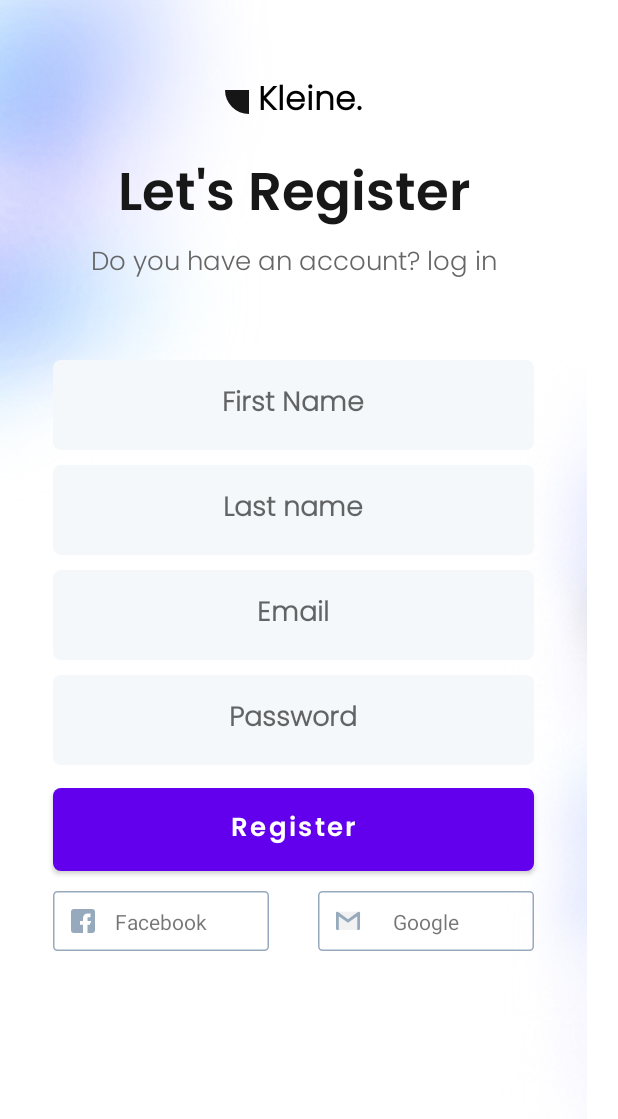
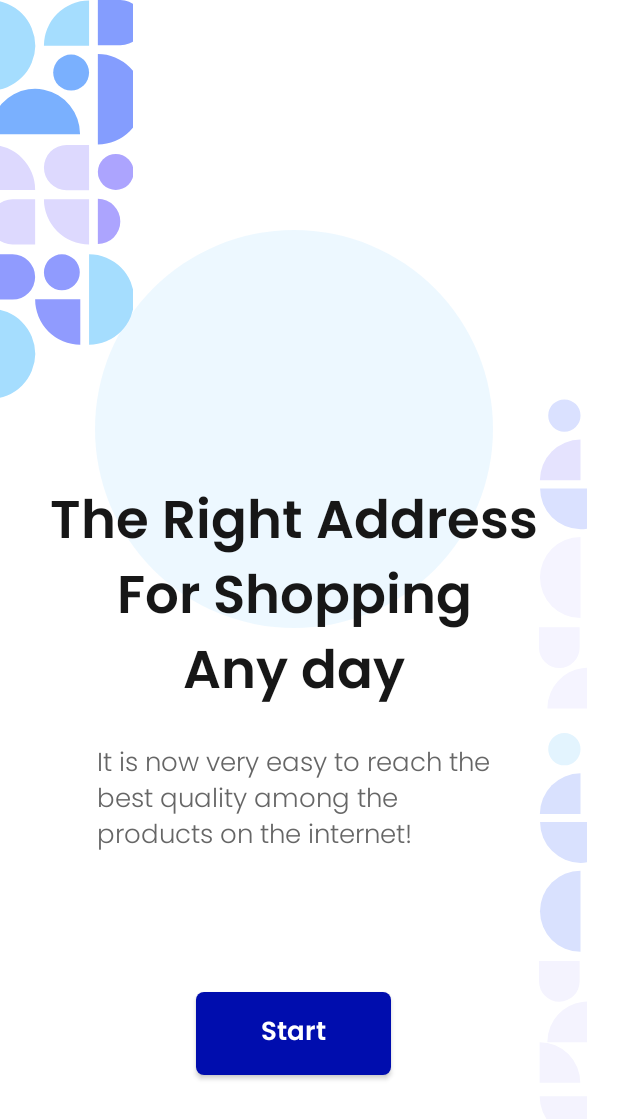
Before and after one commit to Abdelrhmanmomtaz58/AM-Shopping, an Android app: the screen it shows after launch (LoginRegisterActivity), on a phone screen of 412 x 824 dp. Shown: the top 1119 px of the screen. Run offline under Robolectric (Android 15) with nearby library versions, the phone set to English and light mode, and no system bars; our stand-ins replace Dagger/Hilt's generated code; plain views replace CircularProgressButton.

Commit message:
Login and navigation

```diff
--- a/app/src/main/java/com/momtaz/amshopping/fragment/IntroductionFragment.kt
+++ b/app/src/main/java/com/momtaz/amshopping/fragment/IntroductionFragment.kt
@@ -1,7 +1,30 @@
 package com.momtaz.amshopping.fragment
 
+import android.os.Bundle
+import android.view.LayoutInflater
+import android.view.View
+import android.view.ViewGroup
 import androidx.fragment.app.Fragment
+import androidx.navigation.fragment.findNavController
 import com.momtaz.amshopping.R
+import com.momtaz.amshopping.databinding.FragmentIntrodcutionBinding
 
 class IntroductionFragment:Fragment(R.layout.fragment_introdcution) {
+    private lateinit var binding:FragmentIntrodcutionBinding
+    override fun onCreateView(
+        inflater: LayoutInflater,
+        container: ViewGroup?,
+        savedInstanceState: Bundle?
+    ): View? {
+        binding=FragmentIntrodcutionBinding.inflate(inflater)
+        return binding.root
+    }
+
+    override fun onViewCreated(view: View, savedInstanceState: Bundle?) {
+        super.onViewCreated(view, savedInstanceState)
+        binding.buttonStart.setOnClickListener {
+            findNavController().navigate(R.id.action_introductionFragment_to_accountOptionsFragment)
+        }
+
+    }
 }
--- a/app/src/main/res/layout/fragment_introdcution.xml
+++ b/app/src/main/res/layout/fragment_introdcution.xml
@@ -55,6 +55,7 @@
         app:layout_constraintTop_toBottomOf="@id/guidelineLiftTextture"/>
 
 <androidx.appcompat.widget.AppCompatButton
+    android:id="@+id/buttonStart"
     android:layout_width="130dp"
     android:layout_height="55dp"
     style="@style/blueButtonStyle"
--- a/app/src/main/res/layout/fragment_login.xml
+++ b/app/src/main/res/layout/fragment_login.xml
@@ -81,7 +81,7 @@
             android:textColor="@color/black"
             android:layout_marginTop="15dp"/>
 
-        <androidx.appcompat.widget.AppCompatButton
+        <br.com.simplepass.loadingbutton.customViews.CircularProgressButton
             android:id="@+id/buttonLoginLogin"
             android:layout_width="0dp"
             android:layout_height="55dp"
@@ -90,7 +90,9 @@
             app:layout_constraintTop_toBottomOf="@id/tvForgotPasswordLogin"
             app:layout_constraintStart_toStartOf="@id/guidelineLoginLift"
             app:layout_constraintEnd_toEndOf="@id/guidelineLoginRight"
-            android:text="Login"/>
+            android:text="Login"
+            app:spinning_bar_color="@color/white"
+            />
 
         <ImageView
             android:id="@+id/facebookLogin"
--- a/app/src/main/res/layout/fragment_register.xml
+++ b/app/src/main/res/layout/fragment_register.xml
@@ -26,7 +26,7 @@
             app:layout_constraintStart_toStartOf="parent"
             app:layout_constraintEnd_toEndOf="parent"
             app:layout_constraintTop_toTopOf="parent"
-            android:text="Kleine."/>
+            android:text="@string/app_name"/>
 
 
         <TextView
--- a/app/src/main/res/navigation/login_register_graph.xml
+++ b/app/src/main/res/navigation/login_register_graph.xml
@@ -3,7 +3,7 @@
     xmlns:app="http://schemas.android.com/apk/res-auto"
     xmlns:tools="http://schemas.android.com/tools"
     android:id="@+id/login_register_graph"
-    app:startDestination="@id/registerFragment">
+    app:startDestination="@id/introductionFragment">
 
     <fragment
         android:id="@+id/introductionFragment"
@@ -16,21 +16,23 @@
     </fragment>
     <fragment
         android:id="@+id/loginFragment"
-        android:name="com.momtaz.amshopping.fragment.LoginFragment"
+        android:name="com.momtaz.amshopping.fragment.loginRegister.LoginFragment"
         android:label="LoginFragment"
         tools:layout="@layout/fragment_login">
         <action
             android:id="@+id/action_loginFragment_to_registerFragment"
-            app:destination="@id/registerFragment" />
+            app:destination="@id/registerFragment"
+            app:popUpTo="@id/accountOptionsFragment" />
     </fragment>
     <fragment
         tools:layout="@layout/fragment_register"
         android:id="@+id/registerFragment"
-        android:name="com.momtaz.amshopping.fragment.RegisterFragment"
+        android:name="com.momtaz.amshopping.fragment.loginRegister.RegisterFragment"
         android:label="RegisterFragment" >
         <action
             android:id="@+id/action_registerFragment_to_loginFragment"
-            app:destination="@id/loginFragment" />
+            app:destination="@id/loginFragment"
+            app:popUpTo="@id/accountOptionsFragment" />
     </fragment>
     <fragment
         tools:layout="@layout/fragment_account_options"
```
Also changed, not shown: app/src/main/java/com/momtaz/amshopping/fragment/AccountOptionsFragment.kt (+25 -0 lines), app/src/main/java/com/momtaz/amshopping/fragment/LoginFragment.kt (deleted, +0 -7 lines), app/src/main/java/com/momtaz/amshopping/fragment/loginRegister/LoginFragment.kt (added, +75 -0 lines), app/src/main/java/com/momtaz/amshopping/fragment/loginRegister/RegisterFragment.kt (renamed from app/src/main/java/com/momtaz/amshopping/fragment/RegisterFragment.kt, +6 -2 lines), app/src/main/java/com/momtaz/amshopping/viewmodel/LoginViewModel.kt (added, +40 -0 lines).
